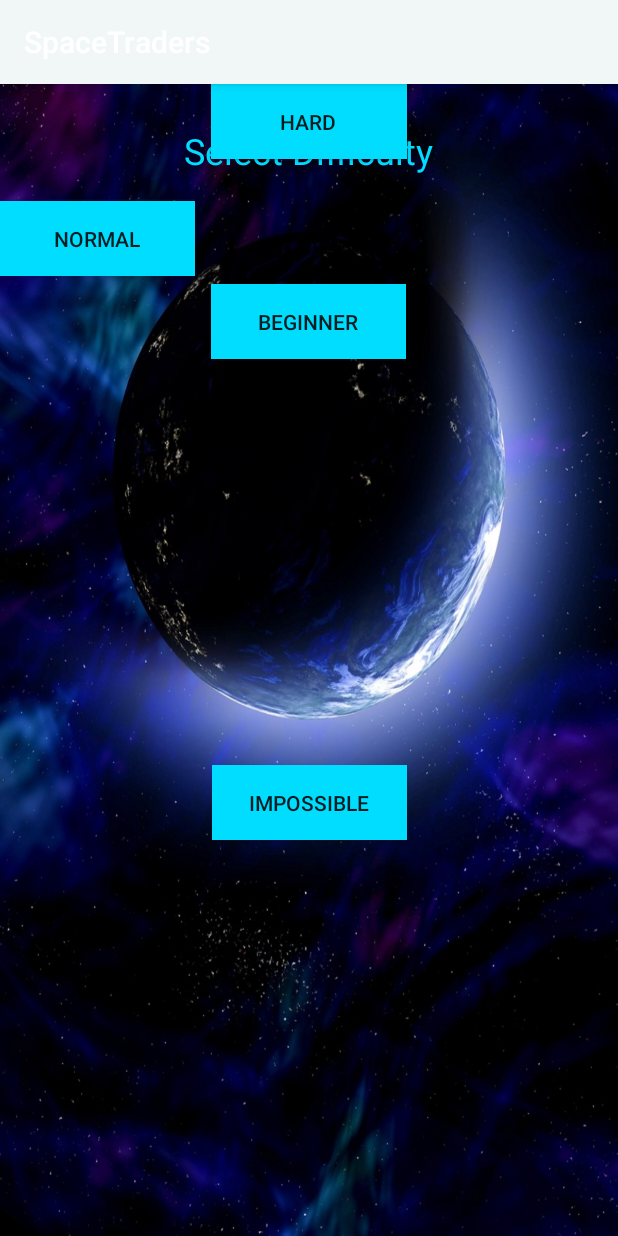
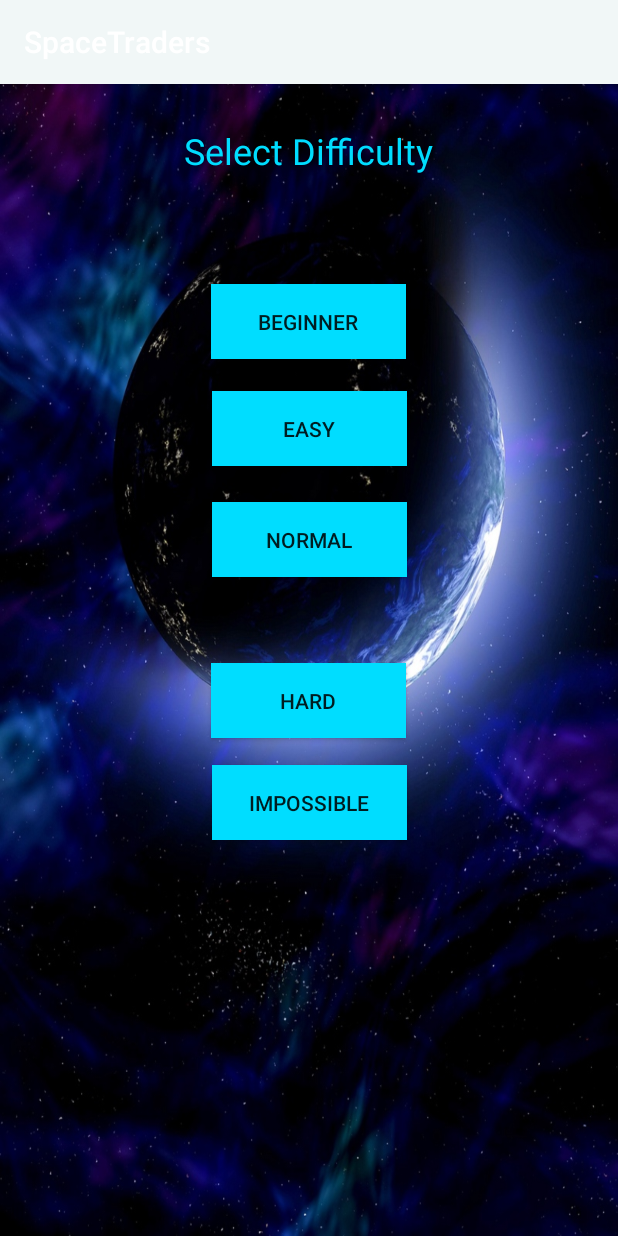
Before and after one commit to TheCodeBlacksmith/CS2340-SpaceTrader, an Android app: the Registration screen opened directly, with no data from a screen before it, on a phone screen of 412 x 824 dp. Run offline under Robolectric (Android 15) with nearby library versions, the phone set to English and light mode, and no system bars; our stand-ins replace Firebase (no records; nobody signed in at launch, a user with empty details on screens opened directly).

Commit message:
XML update for buttons
edited constarits for some buttons

```diff
--- a/SpaceTraderProject/app/src/main/res/layout/activity_registration.xml
+++ b/SpaceTraderProject/app/src/main/res/layout/activity_registration.xml
@@ -38,41 +38,47 @@
     <Button
         android:id="@+id/buttonEasy"
         android:layout_width="130dp"
-        android:background="@android:color/holo_blue_bright"
         android:layout_height="50dp"
         android:layout_marginStart="8dp"
+        android:layout_marginTop="21dp"
         android:layout_marginEnd="8dp"
+        android:background="@android:color/holo_blue_bright"
         android:onClick="onDifficultyButtonClicked"
         android:text="Easy"
         app:layout_constraintEnd_toEndOf="parent"
         app:layout_constraintHorizontal_bias="0.501"
         app:layout_constraintStart_toStartOf="parent"
-        tools:layout_editor_absoluteY="204dp" />
+        app:layout_constraintTop_toBottomOf="@+id/buttonBeginner" />
 
     <Button
         android:id="@+id/buttonNormal"
         android:layout_width="130dp"
         android:layout_height="50dp"
-        android:layout_marginTop="28dp"
+        android:layout_marginStart="141dp"
+        android:layout_marginTop="24dp"
+        android:layout_marginEnd="140dp"
         android:background="@android:color/holo_blue_bright"
         android:onClick="onDifficultyButtonClicked"
         android:text="Normal"
-        app:layout_constraintTop_toBottomOf="@+id/buttonEasy"
-        tools:layout_editor_absoluteX="141dp" />
+        app:layout_constraintEnd_toEndOf="parent"
+        app:layout_constraintHorizontal_bias="0.0"
+        app:layout_constraintStart_toStartOf="parent"
+        app:layout_constraintTop_toBottomOf="@+id/buttonEasy" />
 
     <Button
         android:id="@+id/buttonHard"
         android:layout_width="130dp"
         android:layout_height="50dp"
         android:layout_marginStart="8dp"
+        android:layout_marginEnd="8dp"
+        android:layout_marginBottom="18dp"
         android:background="@android:color/holo_blue_bright"
-        android:layout_marginEnd="8dp"
         android:onClick="onDifficultyButtonClicked"
         android:text="Hard"
+        app:layout_constraintBottom_toTopOf="@+id/buttonImpossible"
         app:layout_constraintEnd_toEndOf="parent"
         app:layout_constraintHorizontal_bias="0.498"
-        app:layout_constraintStart_toStartOf="parent"
-        tools:layout_editor_absoluteY="350dp" />
+        app:layout_constraintStart_toStartOf="parent" />
 
     <Button
         android:id="@+id/buttonImpossible"
```
Also changed, not shown: SpaceTraderProject/app/src/main/res/layout/activity_main.xml (+5 -9 lines).
